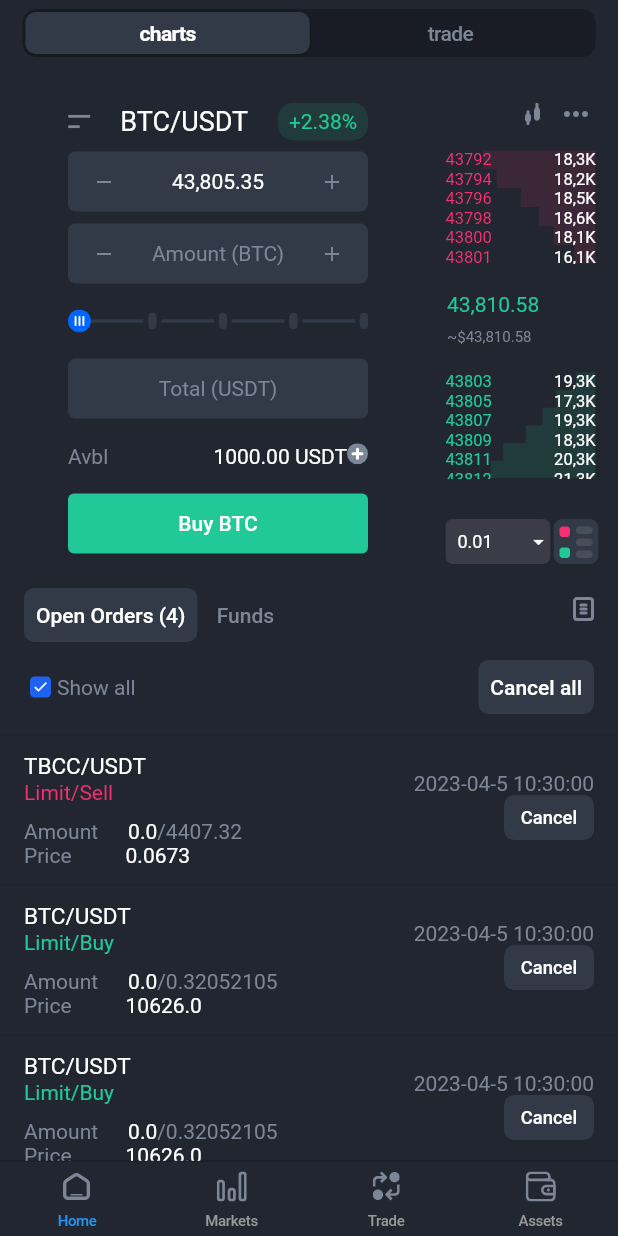
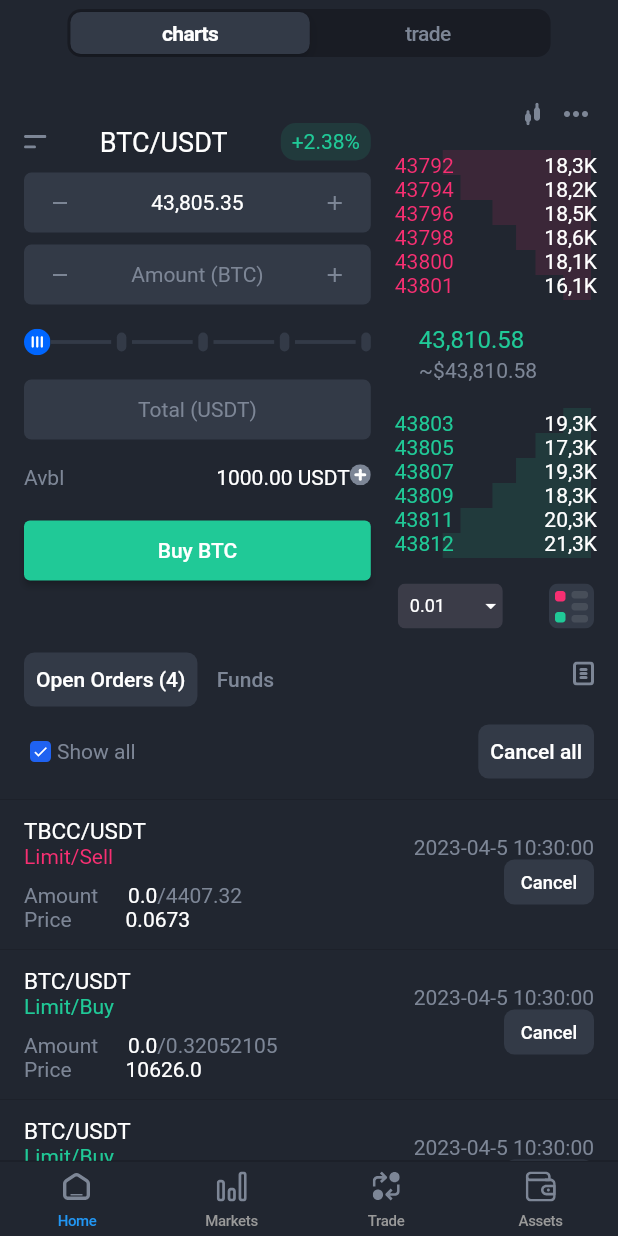
Before and after one commit to drygbezdrug/test_trading_screen, a Flutter app: the screen it shows after launch, on a phone screen of 412 x 824 dp. Run offline on Flutter 3.47's test engine with Material 2 defaults, Android fonts, the phone set to English and light mode, and no system bars; our stand-ins replace flutter_svg; generated files the repository leaves out were written again; Roboto replaces fonts that are missing (GothicA1).

Commit message:
added flexibility

```diff
--- a/lib/views/chart_screen/chart_screen.dart
+++ b/lib/views/chart_screen/chart_screen.dart
@@ -25,18 +25,18 @@ class ChartScreen extends StatelessWidget {
                 Row(
                   children: [
                     Expanded(
-                      flex: 2,
+                      flex: 3,
                       child: Padding(
-                        padding: const EdgeInsets.only(left: 16),
+                        padding: const EdgeInsets.only(
+                          left: 16,
+                        ),
                         child: Column(
                           children: [
                             const SizedBox(
                               height: 8,
                             ),
-                            FittedBox(
-                              child: SizedBox(
-                                height: 40,
-                                width: 200,
+                            Padding(
+                              padding: const EdgeInsets.only(bottom: 8.0),
                               child: Row(
                                 mainAxisAlignment:
                                     MainAxisAlignment.spaceBetween,
@@ -47,8 +47,7 @@ class ChartScreen extends StatelessWidget {
                                   Text(
                                     'BTC/USDT',
                                     style: TextStyle(
-                                          fontSize: 18,
-                                          color: CryptoTheme.white),
+                                        fontSize: 18, color: CryptoTheme.white),
                                   ),
                                   Container(
                                     decoration: BoxDecoration(
@@ -67,7 +66,6 @@ class ChartScreen extends StatelessWidget {
                                 ],
                               ),
                             ),
-                            ),
                             const InputWidget(
                               text: '43,805.35',
                               color: CryptoTheme.white,
@@ -84,11 +82,9 @@ class ChartScreen extends StatelessWidget {
                             ),
                             const CustomStepper(),
                             const SizedBox(height: 5),
-                            FittedBox(
-                              child: Container(
+                            Container(
+                              height: 40,
                               alignment: Alignment.center,
-                                height: 40,
-                                width: 200,
                               decoration: BoxDecoration(
                                 color: CryptoTheme.deepGrey,
                                 borderRadius: BorderRadius.circular(5),
@@ -99,15 +95,12 @@ class ChartScreen extends StatelessWidget {
                                     fontSize: 14, color: CryptoTheme.grey),
                               ),
                             ),
-                            ),
                             const SizedBox(
                               height: 5,
                             ),
-                            FittedBox(
-                              child: Container(
+                            Container(
                               alignment: Alignment.center,
                               height: 40,
-                                width: 200,
                               child: Row(
                                 children: [
                                   const Text(
@@ -117,27 +110,22 @@ class ChartScreen extends StatelessWidget {
                                   const Spacer(),
                                   const Text(
                                     '1000.00 USDT',
-                                      style:
-                                          TextStyle(color: CryptoTheme.white),
+                                    style: TextStyle(color: CryptoTheme.white),
                                   ),
                                   Padding(
-                                      padding:
-                                          const EdgeInsets.only(bottom: 3.0),
+                                    padding: const EdgeInsets.only(bottom: 3.0),
                                     child: SvgPicture.asset(
                                         Assets.images.plusRounded.path),
                                   ),
                                 ],
                               ),
                             ),
-                            ),
                             const SizedBox(
                               height: 5,
                             ),
-                            SizedBox(
-                              height: 40,
-                              width: 200,
-                              child: TextButton(
-                                style: TextButton.styleFrom(
+                            ElevatedButton(
+                              style: ElevatedButton.styleFrom(
+                                minimumSize: Size.fromHeight(40),
                                 backgroundColor: CryptoTheme.green,
                               ),
                               child: const Text(
@@ -146,13 +134,12 @@ class ChartScreen extends StatelessWidget {
                               ),
                               onPressed: () {},
                             ),
-                            ),
                           ],
                         ),
                       ),
                     ),
                     Expanded(
-                      flex: 1,
+                      flex: 2,
                       child: Padding(
                         padding: const EdgeInsets.only(top: 8.0),
                         child: Column(
@@ -173,18 +160,24 @@ class ChartScreen extends StatelessWidget {
                                 ],
                               ),
                             ),
-                            const SizedBox(
-                              width: 130,
+                            Padding(
+                              padding: const EdgeInsets.only(left: 16.0),
                               child: StockValue(),
                             ),
                             const SizedBox(
-                              height: 25,
+                              height: 15,
                             ),
-                            SizedBox(
-                              width: 117,
+                            Padding(
+                              padding:
+                                  const EdgeInsets.only(left: 16, right: 16.0),
                               child: Row(
+                                mainAxisAlignment: MainAxisAlignment.end,
+                                crossAxisAlignment: CrossAxisAlignment.center,
                                 children: [
                                   const DropDownWidget(),
+                                  Spacer(
+                                    flex: 1,
+                                  ),
                                   SvgPicture.asset(
                                       Assets.images.tableSort.path),
                                 ],
@@ -205,6 +198,7 @@ class ChartScreen extends StatelessWidget {
                           children: [
                             TextButton(
                                 style: TextButton.styleFrom(
+
                                     shape: RoundedRectangleBorder(
                                         borderRadius: BorderRadius.circular(7)),
                                     backgroundColor: CryptoTheme.deepGrey),
--- a/lib/views/chart_screen/widgets/currency_orders_widget.dart
+++ b/lib/views/chart_screen/widgets/currency_orders_widget.dart
@@ -11,6 +11,7 @@ class CurrencyOrders extends StatelessWidget {
     return ListView.builder(
       shrinkWrap: true,
       itemCount: _mockdata.length,
+      physics: const NeverScrollableScrollPhysics(),
       itemBuilder: (context, index) {
         final curPair = _mockdata[index];
         return Column(
--- a/lib/views/chart_screen/widgets/custom_stepper_widget.dart
+++ b/lib/views/chart_screen/widgets/custom_stepper_widget.dart
@@ -10,7 +10,6 @@ class CustomStepper extends StatelessWidget {
   Widget build(BuildContext context) {
     return SizedBox(
       height: 40,
-      width: 200,
       child: FittedBox(
         child: Row(
           crossAxisAlignment: CrossAxisAlignment.center,
--- a/lib/views/chart_screen/widgets/input_widget.dart
+++ b/lib/views/chart_screen/widgets/input_widget.dart
@@ -7,15 +7,13 @@ class InputWidget extends StatelessWidget {
   final Color? color;
   @override
   Widget build(BuildContext context) {
-    return FittedBox(
-      child: Container(
+    return Container(
+      height: 40,
       alignment: Alignment.center,
       decoration: BoxDecoration(
         borderRadius: BorderRadius.circular(5),
         color: CryptoTheme.deepGrey,
       ),
-        height: 40,
-        width: 200,
       child: Row(
         children: [
           IconButton(
@@ -36,7 +34,6 @@ class InputWidget extends StatelessWidget {
           ),
         ],
       ),
-      ),
     );
   }
 }
--- a/lib/views/chart_screen/widgets/stock_value_widget.dart
+++ b/lib/views/chart_screen/widgets/stock_value_widget.dart
@@ -8,19 +8,17 @@ class StockValue extends StatelessWidget {
 
   @override
   Widget build(BuildContext context) {
-    return Column(
+    return Padding(
+      padding: const EdgeInsets.only(right: 14.0),
+      child: Column(
         mainAxisAlignment: MainAxisAlignment.end,
         children: [
           SizedBox(
-          height: 76,
-          width: 100,
+            height: 100,
             child: Stack(
               alignment: Alignment.centerRight,
               children: [
-              Padding(
-                padding: const EdgeInsets.only(left: 25.0),
-                child: SvgPicture.asset(Assets.images.ladderRed.path),
-              ),
+                SvgPicture.asset(Assets.images.ladderRed.path),
                 ListView.builder(
                   shrinkWrap: true,
                   itemCount: _val1.length,
@@ -32,12 +30,10 @@ class StockValue extends StatelessWidget {
                       children: [
                         Text(
                           element['price'],
-                        style: const TextStyle(
-                            fontSize: 11, color: CryptoTheme.red),
+                          style: const TextStyle(color: CryptoTheme.red),
                         ),
                         Text(element['amount'],
-                          style: const TextStyle(
-                              fontSize: 11, color: CryptoTheme.white)),
+                            style: const TextStyle(color: CryptoTheme.white)),
                       ],
                     );
                   },
@@ -49,30 +45,24 @@ class StockValue extends StatelessWidget {
             title: Text(
               '43,810.58',
               style: TextStyle(
-              fontSize: 14,
                 color: CryptoTheme.green,
               ),
             ),
             subtitle: Text(
               '~\$43,810.58',
               style: TextStyle(
-              fontSize: 10,
                 color: CryptoTheme.grey,
               ),
             ),
           ),
           SizedBox(
-          height: 71,
-          width: 100,
+            height: 100,
             child: Stack(
               alignment: Alignment.centerRight,
               children: [
-              Padding(
-                padding: const EdgeInsets.only(left: 30.0),
-                child: SvgPicture.asset(Assets.images.ladderGreen.path),
-              ),
+                SvgPicture.asset(Assets.images.ladderGreen.path),
                 ListView.builder(
-                shrinkWrap: false,
+                  shrinkWrap: true,
                   itemCount: _val2.length,
                   physics: const NeverScrollableScrollPhysics(),
                   itemBuilder: (context, index) {
@@ -82,13 +72,11 @@ class StockValue extends StatelessWidget {
                       children: [
                         Text(
                           element['price'],
-                        style: const TextStyle(
-                            fontSize: 11, color: CryptoTheme.green),
+                          style: const TextStyle(color: CryptoTheme.green),
                         ),
                         Text(
                           element['amount'],
                           style: const TextStyle(
-                          fontSize: 11,
                             color: CryptoTheme.white,
                           ),
                         ),
@@ -100,6 +88,7 @@ class StockValue extends StatelessWidget {
             ),
           ),
         ],
+      ),
     );
   }
 }
--- a/lib/widgets/segmented_control_widget.dart
+++ b/lib/widgets/segmented_control_widget.dart
@@ -27,7 +27,7 @@ class _SegmentedControlWidgetState extends State<SegmentedControlWidget> {
           backgroundColor: CryptoTheme.deepDarkGrey,
           children: <Tabs, Widget>{
             Tabs.charts: Padding(
-              padding: EdgeInsets.symmetric(horizontal: 65),
+              padding: EdgeInsets.symmetric(horizontal: 50),
               child: Text(
                 Tabs.charts.name,
                 textAlign: TextAlign.center,
```
Lines whose indentation alone changed are shown as unchanged.
